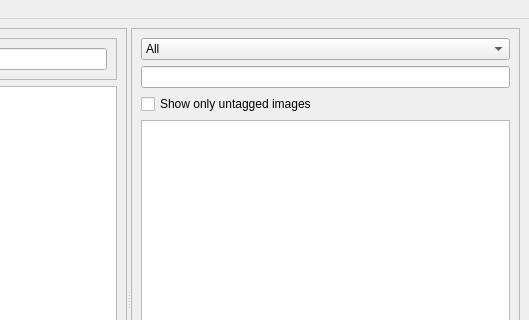
Before: the Qt Designer form ui/mainwindow.ui in bitgato/tasveer, drawn with Qt 5; both pictures show x 271 to 800 and y 0 to 320 of the 800 by 600 pixel window.
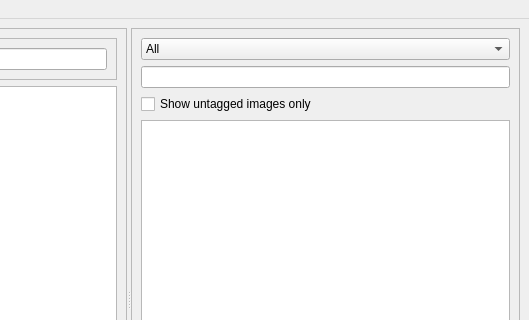
After: the same form once the commit is applied. Icons and pictures are not drawn.

Commit message: Update checkbox label

The edit to the form file:
```diff
--- a/ui/mainwindow.ui
+++ b/ui/mainwindow.ui
@@ -131,7 +131,7 @@
         <item>
          <widget class="QCheckBox" name="showUntaggedCheckbox">
           <property name="text">
-           <string>Show only untagged images</string>
+           <string>Show untagged images only</string>
           </property>
          </widget>
         </item>
```
The commit also changes 2 other files.
